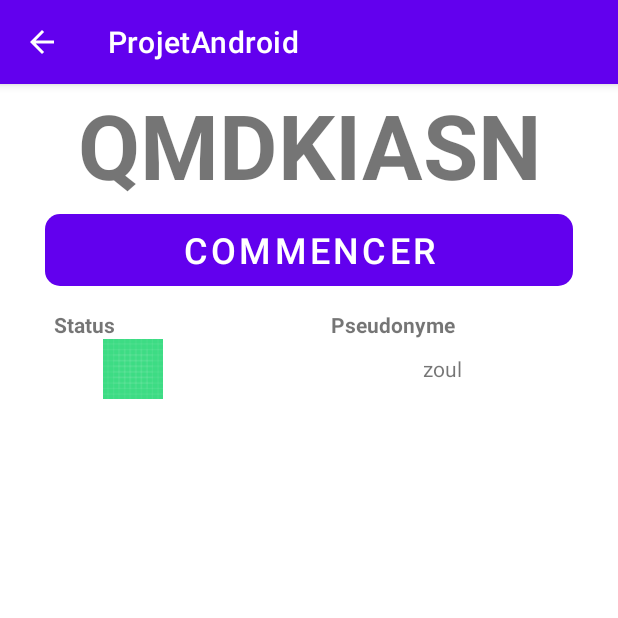
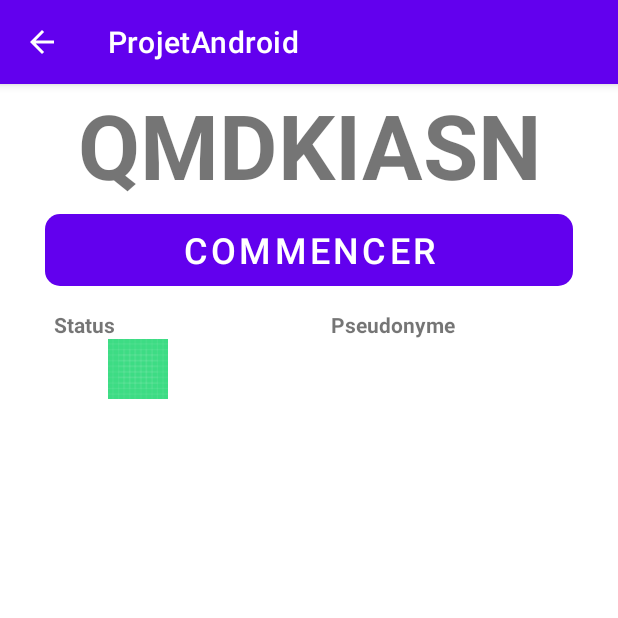
Before and after one commit to clementjuventin/Gartic-phone-like-on-Android, an Android app: the screen it shows after launch (HostActivity), after a tap on "HÉBERGER", on a phone screen of 412 x 824 dp, the top half of it. Run offline under Robolectric (Android 15) with nearby library versions, the phone set to English and light mode, and no system bars; our stand-ins replace Firebase (no records; nobody signed in at launch, a user with empty details on screens opened directly).

Commit message:
[DEV] Bind du pseudo

```diff
--- a/app/build.gradle
+++ b/app/build.gradle
@@ -15,6 +15,9 @@ android {
         versionName "1.0"
 
         testInstrumentationRunner "androidx.test.runner.AndroidJUnitRunner"
+        dataBinding {
+            enabled = true
+        }
     }
 
     buildTypes {
--- a/app/src/main/java/iut/projet/view/ActivitePrincipale.java
+++ b/app/src/main/java/iut/projet/view/ActivitePrincipale.java
@@ -7,8 +7,14 @@ import android.os.Bundle;
 import android.util.Log;
 import android.view.View;
 import android.widget.Button;
+import android.widget.EditText;
+
 import androidx.annotation.Nullable;
 import androidx.appcompat.app.AppCompatActivity;
+import com.google.android.material.textfield.TextInputLayout;
+
+import org.w3c.dom.Text;
+
 import iut.projet.R;
 
 public class ActivitePrincipale extends AppCompatActivity implements View.OnClickListener{
@@ -17,11 +23,16 @@ public class ActivitePrincipale extends AppCompatActivity implements View.OnClic
     Button btnHost;
     Button btnJoin;
     Button btnRules;
+    TextInputLayout inputText;
+    public static String name;
+        public static String getName() {return name;}
 
     @Override
     protected void onCreate(@Nullable Bundle savedInstanceState) {
         super.onCreate(savedInstanceState);
         setContentView(R.layout.activite_principale);
+
+        inputText=(TextInputLayout) findViewById(R.id.activite_principale_player_name_layout);
 
         btnHost=findViewById(R.id.host);
         btnJoin=findViewById(R.id.join);
@@ -33,11 +44,12 @@ public class ActivitePrincipale extends AppCompatActivity implements View.OnClic
 
     @Override
     public void onClick(View v) {
+        Log.v("Test","onClick");
+        name = inputText.getEditText().getText().toString();
         if (v.getId() == R.id.host) {
             Intent intent = new Intent(ctxt, HostActivity.class);
             startActivity(intent);
         }
-
         if (v.getId() == R.id.join) {
             Intent intent = new Intent(ctxt, JoinActivity.class);
             startActivity(intent);
@@ -48,4 +60,5 @@ public class ActivitePrincipale extends AppCompatActivity implements View.OnClic
 
 
 
+
 }
--- a/app/src/main/java/iut/projet/view/HostActivity.java
+++ b/app/src/main/java/iut/projet/view/HostActivity.java
@@ -33,7 +33,7 @@ public class HostActivity extends AppCompatActivity implements View.OnClickListe
         super.onCreate(savedInstanceState);
         setContentView(R.layout.host_activity);
 
-        host = new Player("zoul");
+        host = new Player(ActivitePrincipale.getName());
         host.createRoom();
 
         ((TextView) findViewById(R.id.host_activity_code)).setText(host.getCurrentRoom().getRoomCode());
```
Also changed, not shown: app/src/main/res/layout/activite_principale.xml (+8 -1 lines).
